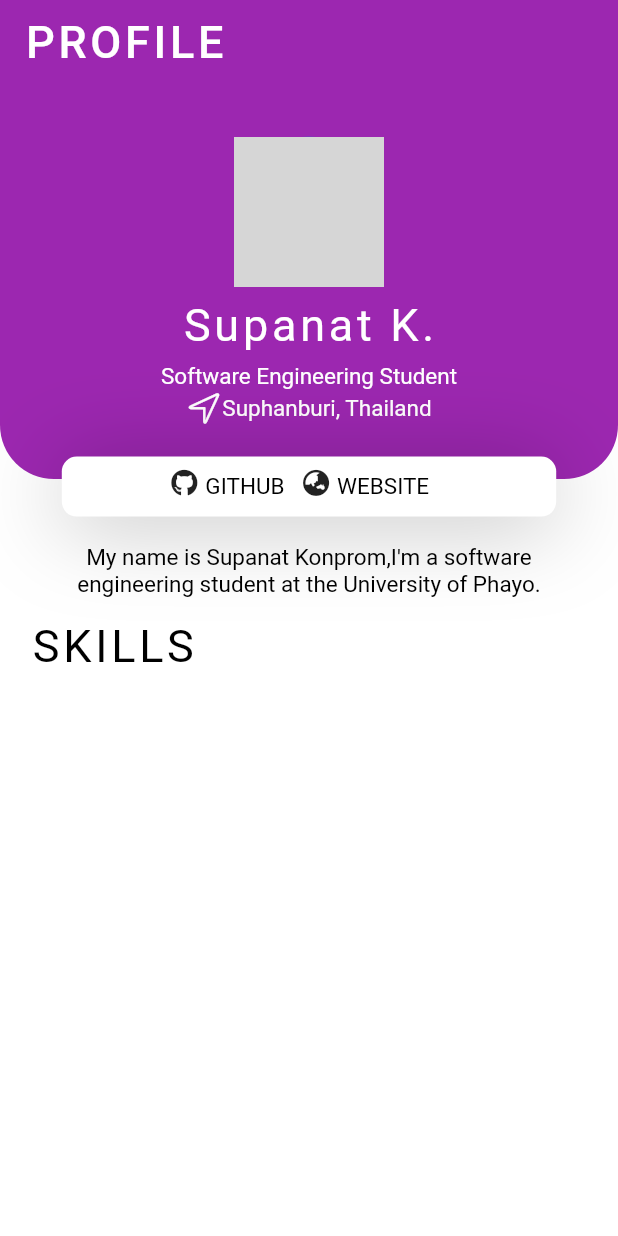
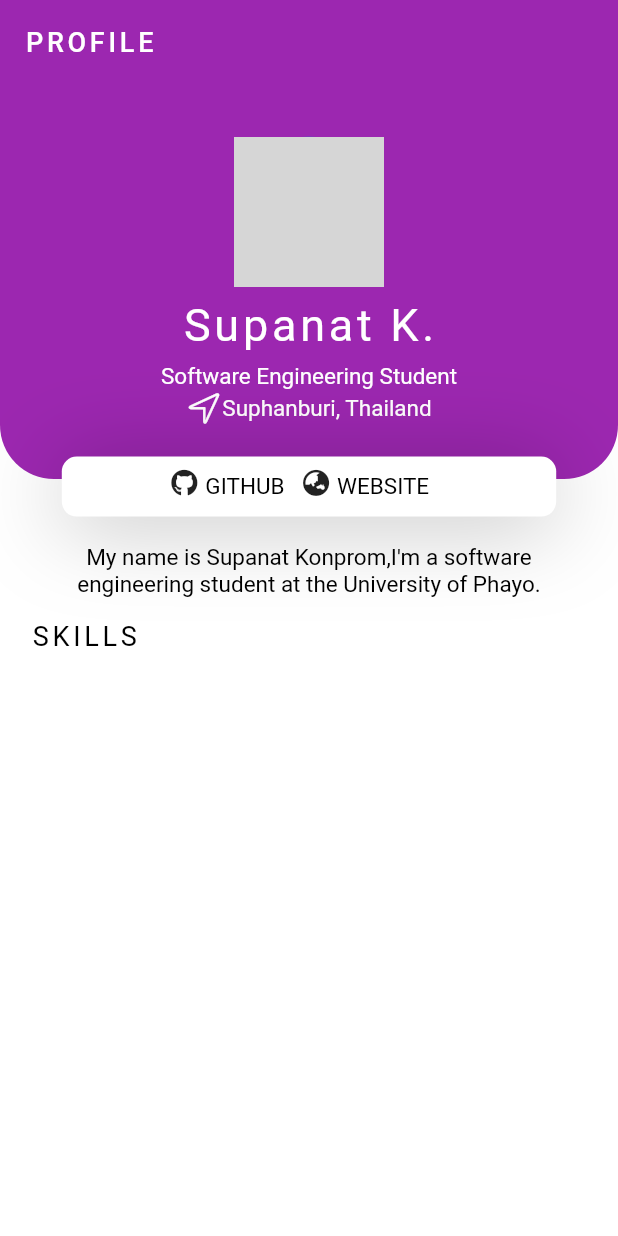
Before and after one commit to kai63001/FlutterStudyPortfolio, a Flutter app: the screen it shows after launch, on a phone screen of 412 x 824 dp. Run offline on Flutter 3.47's test engine with Material 2 defaults, Android fonts, the light colour scheme and no system bars; our stand-ins replace font_awesome_flutter, google_fonts; network calls fail; Roboto replaces fonts that are missing (Mitr); grey boxes are pictures that could not be loaded.

Commit message:
🔥 add skills

```diff
--- a/lib/components/body.dart
+++ b/lib/components/body.dart
@@ -2,6 +2,7 @@
 import 'package:flutter/material.dart';
 import 'package:font_awesome_flutter/font_awesome_flutter.dart';
 import 'package:google_fonts/google_fonts.dart';
+import 'package:weak2/components/skills.dart';
 
 class Body extends StatelessWidget {
   const Body({Key? key}) : super(key: key);
@@ -13,21 +14,7 @@
       children: [
         headerBox(size),
         intoMySelft(size),
-        Center(
-          child: Padding(
-            padding: const EdgeInsets.only(top: 15.0),
-            child: Container(
-              width: size.width * 0.9,
-              child: Text(
-                'SKILLS',
-                style: GoogleFonts.fredokaOne(
-                  textStyle: TextStyle(
-                      color: Colors.black, letterSpacing: 2.5, fontSize: 30),
-                ),
-              ),
-            ),
-          ),
-        )
+        Skills(size: size)
       ],
     );
   }
--- /dev/null
+++ b/lib/components/skills.dart
@@ -0,0 +1,31 @@
+
+import 'package:flutter/material.dart';
+import 'package:google_fonts/google_fonts.dart';
+
+class Skills extends StatelessWidget {
+  const Skills({
+    Key? key,
+    required this.size,
+  }) : super(key: key);
+
+  final Size size;
+
+  @override
+  Widget build(BuildContext context) {
+    return Center(
+        child: Padding(
+          padding: const EdgeInsets.only(top: 15.0),
+          child: Container(
+            width: size.width * 0.9,
+            child: Text(
+              'SKILLS',
+              style: GoogleFonts.fredokaOne(
+                textStyle: TextStyle(
+                    color: Colors.black, letterSpacing: 2.5, fontSize: 18),
+              ),
+            ),
+          ),
+        ),
+      );
+  }
+}
--- a/lib/main.dart
+++ b/lib/main.dart
@@ -41,7 +41,7 @@
         "PROFILE",
         style: GoogleFonts.fredokaOne(
           textStyle:
-              TextStyle(color: Colors.white, letterSpacing: 2.5, fontSize: 30),
+              TextStyle(color: Colors.white, letterSpacing: 2.5, fontSize: 18),
         ),
       ),
       backgroundColor: Colors.purple,
```
